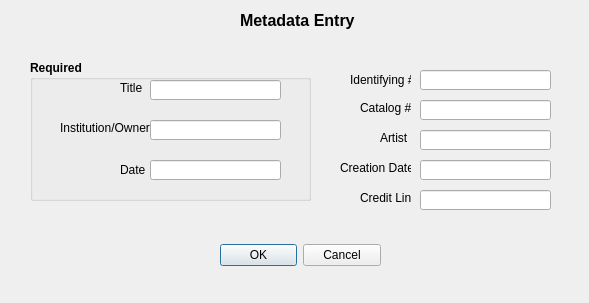
This is src/skeleton/metadata-dialog.ui in palimpsest-pursuers/capturing as Qt 5 draws it before an edit. The edited form follows.
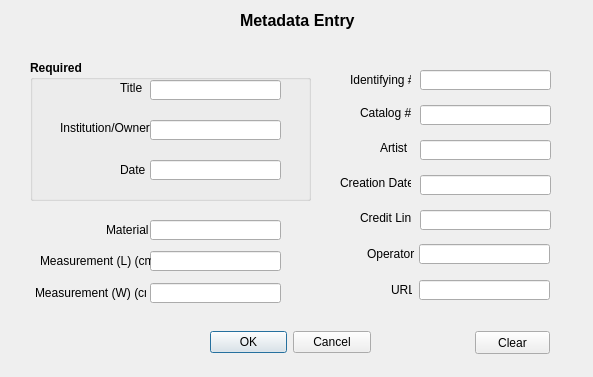
This is the edited form.

Commit message: metadata is done.

Diff of the .ui file:
```diff
--- a/src/skeleton/metadata-dialog.ui
+++ b/src/skeleton/metadata-dialog.ui
@@ -6,8 +6,8 @@
    <rect>
     <x>0</x>
     <y>0</y>
-    <width>589</width>
-    <height>303</height>
+    <width>593</width>
+    <height>377</height>
    </rect>
   </property>
   <property name="windowTitle">
@@ -16,8 +16,8 @@
   <widget class="QDialogButtonBox" name="buttonBox">
    <property name="geometry">
     <rect>
-     <x>220</x>
-     <y>240</y>
+     <x>210</x>
+     <y>327</y>
      <width>161</width>
      <height>31</height>
     </rect>
@@ -164,7 +164,7 @@
    <property name="geometry">
     <rect>
      <x>420</x>
-     <y>100</y>
+     <y>105</y>
      <width>131</width>
      <height>20</height>
     </rect>
@@ -174,7 +174,7 @@
    <property name="geometry">
     <rect>
      <x>360</x>
-     <y>100</y>
+     <y>105</y>
      <width>51</width>
      <height>16</height>
     </rect>
@@ -187,7 +187,7 @@
    <property name="geometry">
     <rect>
      <x>380</x>
-     <y>130</y>
+     <y>140</y>
      <width>31</width>
      <height>16</height>
     </rect>
@@ -200,7 +200,7 @@
    <property name="geometry">
     <rect>
      <x>420</x>
-     <y>130</y>
+     <y>140</y>
      <width>131</width>
      <height>20</height>
     </rect>
@@ -210,7 +210,7 @@
    <property name="geometry">
     <rect>
      <x>420</x>
-     <y>160</y>
+     <y>175</y>
      <width>131</width>
      <height>20</height>
     </rect>
@@ -220,7 +220,7 @@
    <property name="geometry">
     <rect>
      <x>340</x>
-     <y>160</y>
+     <y>175</y>
      <width>71</width>
      <height>16</height>
     </rect>
@@ -233,7 +233,7 @@
    <property name="geometry">
     <rect>
      <x>420</x>
-     <y>190</y>
+     <y>210</y>
      <width>131</width>
      <height>20</height>
     </rect>
@@ -243,7 +243,7 @@
    <property name="geometry">
     <rect>
      <x>360</x>
-     <y>190</y>
+     <y>210</y>
      <width>51</width>
      <height>16</height>
     </rect>
@@ -252,6 +252,134 @@
     <string>Credit Line</string>
    </property>
   </widget>
+  <widget class="QLineEdit" name="materialInput">
+   <property name="geometry">
+    <rect>
+     <x>150</x>
+     <y>220</y>
+     <width>131</width>
+     <height>20</height>
+    </rect>
+   </property>
+  </widget>
+  <widget class="QLabel" name="materialLabel">
+   <property name="geometry">
+    <rect>
+     <x>106</x>
+     <y>219</y>
+     <width>51</width>
+     <height>21</height>
+    </rect>
+   </property>
+   <property name="text">
+    <string>Material</string>
+   </property>
+  </widget>
+  <widget class="QLineEdit" name="measurementLInput">
+   <property name="geometry">
+    <rect>
+     <x>150</x>
+     <y>251</y>
+     <width>131</width>
+     <height>20</height>
+    </rect>
+   </property>
+  </widget>
+  <widget class="QLabel" name="measurementLLabel">
+   <property name="geometry">
+    <rect>
+     <x>40</x>
+     <y>250</y>
+     <width>111</width>
+     <height>21</height>
+    </rect>
+   </property>
+   <property name="text">
+    <string>Measurement (L) (cm)</string>
+   </property>
+  </widget>
+  <widget class="QLineEdit" name="measurementWInput">
+   <property name="geometry">
+    <rect>
+     <x>150</x>
+     <y>283</y>
+     <width>131</width>
+     <height>20</height>
+    </rect>
+   </property>
+  </widget>
+  <widget class="QLabel" name="measurementWLabel">
+   <property name="geometry">
+    <rect>
+     <x>35</x>
+     <y>282</y>
+     <width>111</width>
+     <height>21</height>
+    </rect>
+   </property>
+   <property name="text">
+    <string>Measurement (W) (cm)</string>
+   </property>
+  </widget>
+  <widget class="QLineEdit" name="urlInput">
+   <property name="geometry">
+    <rect>
+     <x>419</x>
+     <y>280</y>
+     <width>131</width>
+     <height>20</height>
+    </rect>
+   </property>
+  </widget>
+  <widget class="QLineEdit" name="operatorInput">
+   <property name="geometry">
+    <rect>
+     <x>419</x>
+     <y>244</y>
+     <width>131</width>
+     <height>20</height>
+    </rect>
+   </property>
+  </widget>
+  <widget class="QLabel" name="urlLabel">
+   <property name="geometry">
+    <rect>
+     <x>391</x>
+     <y>279</y>
+     <width>21</width>
+     <height>21</height>
+    </rect>
+   </property>
+   <property name="text">
+    <string>URL</string>
+   </property>
+  </widget>
+  <widget class="QLabel" name="operatorLabel">
+   <property name="geometry">
+    <rect>
+     <x>367</x>
+     <y>243</y>
+     <width>51</width>
+     <height>21</height>
+    </rect>
+   </property>
+   <property name="text">
+    <string>Operator</string>
+   </property>
+  </widget>
+  <widget class="QPushButton" name="clearButton">
+   <property name="geometry">
+    <rect>
+     <x>475</x>
+     <y>331</y>
+     <width>75</width>
+     <height>23</height>
+    </rect>
+   </property>
+   <property name="text">
+    <string>Clear</string>
+   </property>
+  </widget>
   <zorder>requiredGroupBox</zorder>
   <zorder>buttonBox</zorder>
   <zorder>institutionOrOwnerInput</zorder>
```
Left out of the diff: 27 changed lines with no effect on the pictures. The commit also changes 1 other file.
